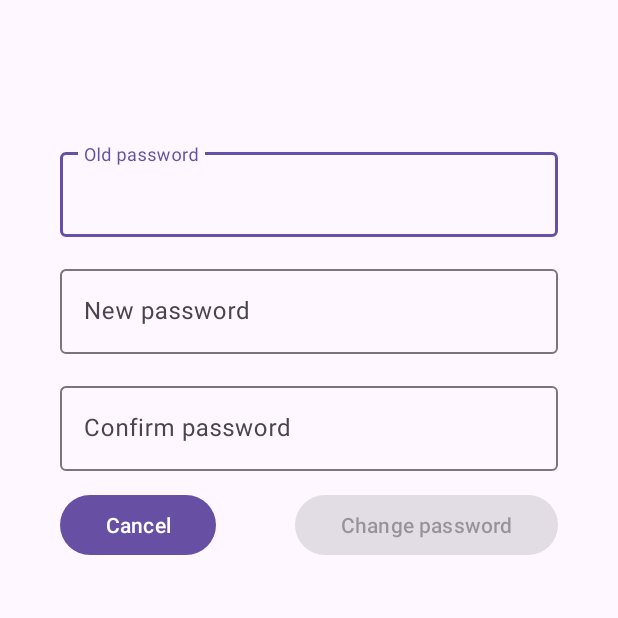
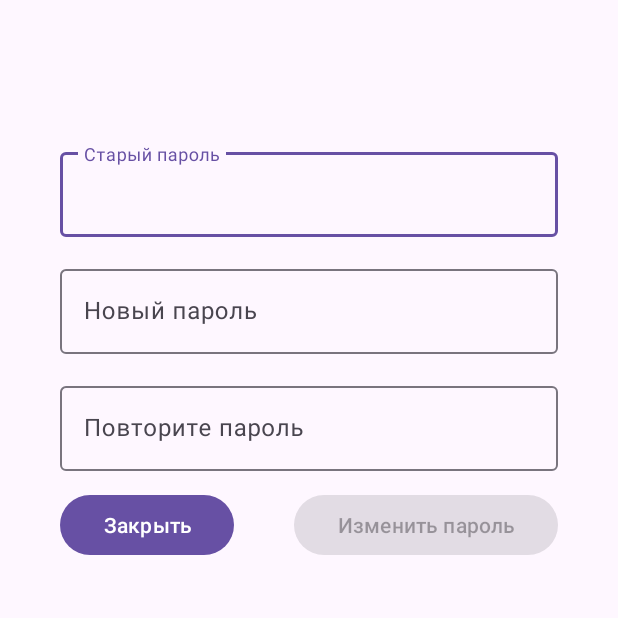
Before and after one commit to palladin4ik/zoomatch, an Android app: the EditPassActivity screen opened directly, with no data from a screen before it, on a phone screen of 412 x 824 dp, the top half of it. Run offline under Robolectric (Android 15) with nearby library versions, the phone set to English and light mode, and no system bars; our stand-ins replace Room's generated code.

Commit message:
String translation.

```diff
--- a/ZooMatch_front/app/src/main/res/layout/activity_edit_pass.xml
+++ b/ZooMatch_front/app/src/main/res/layout/activity_edit_pass.xml
@@ -29,7 +29,7 @@
         android:id="@+id/oldPassField"
         android:layout_width="match_parent"
         android:layout_height="wrap_content"
-        android:hint="Old password" />
+        android:hint="@string/old_password" />
     </com.google.android.material.textfield.TextInputLayout>
 
     <com.google.android.material.textfield.TextInputLayout
@@ -43,7 +43,7 @@
         android:id="@+id/passField"
         android:layout_width="match_parent"
         android:layout_height="wrap_content"
-        android:hint="New password" />
+        android:hint="@string/new_password" />
     </com.google.android.material.textfield.TextInputLayout>
 
     <com.google.android.material.textfield.TextInputLayout
@@ -57,7 +57,7 @@
         android:id="@+id/passConfField"
         android:layout_width="match_parent"
         android:layout_height="wrap_content"
-        android:hint="Confirm password" />
+        android:hint="@string/confirm_password" />
     </com.google.android.material.textfield.TextInputLayout>
 
     <LinearLayout
@@ -72,7 +72,7 @@
         android:layout_width="wrap_content"
         android:layout_height="wrap_content"
         android:layout_weight="1"
-        android:text="Cancel" />
+        android:text="@string/cancel" />
 
       <Space
         android:layout_width="wrap_content"
@@ -84,7 +84,7 @@
         android:layout_width="wrap_content"
         android:layout_height="wrap_content"
         android:layout_weight="1"
-        android:text="Change password" />
+        android:text="@string/change_password" />
     </LinearLayout>
 
   </LinearLayout>
--- a/ZooMatch_front/app/src/main/res/layout/profile_fragment_statistic.xml
+++ b/ZooMatch_front/app/src/main/res/layout/profile_fragment_statistic.xml
@@ -36,7 +36,7 @@
           android:id="@+id/petsProfileText"
           android:layout_width="wrap_content"
           android:layout_height="wrap_content"
-          android:text="Pets in profile"
+          android:text="@string/pets_in_profile"
           android:textColor="?android:textColorSecondary" />
 
         <TextView
@@ -69,7 +69,7 @@
           android:id="@+id/matingsProfileText"
           android:layout_width="wrap_content"
           android:layout_height="wrap_content"
-          android:text="Successful matings"
+          android:text="@string/successful_matings"
           android:textColor="?android:textColorSecondary" />
 
         <TextView
@@ -108,7 +108,7 @@
         android:id="@+id/ratingProfileText"
         android:layout_width="wrap_content"
         android:layout_height="wrap_content"
-        android:text="Rating"
+        android:text="@string/rating"
         app:layout_constraintStart_toStartOf="parent"
         app:layout_constraintTop_toTopOf="parent" />
 
--- a/ZooMatch_front/app/src/main/res/values/strings.xml
+++ b/ZooMatch_front/app/src/main/res/values/strings.xml
@@ -50,4 +50,15 @@
     <string name="invalid_name">Имя не может быть пустым</string>
     <string name="invalid_phone">Используйте формат +7XXXXXXXXXX</string>
     <string name="invalid_password2">Пароль слишком короткий или отличается</string>
+    <string name="old_password">Старый пароль</string>
+    <string name="new_password">Новый пароль</string>
+    <string name="confirm_password">Повторите пароль</string>
+    <string name="cancel">Закрыть</string>
+    <string name="change_password">Изменить пароль</string>
+    <string name="name">Имя</string>
+    <string name="location">Город</string>
+    <string name="description">Описание</string>
+    <string name="email" translatable="false">Email</string>
+    <string name="phone_number">Номер телефона</string>
+    <string name="save">Сохранить</string>
 </resources>
```
Also changed, not shown: ZooMatch_front/app/src/main/res/layout/activity_edit_profile.xml (+7 -7 lines), ZooMatch_front/app/src/main/res/layout/home_fragment_home.xml (+10 -10 lines), ZooMatch_front/app/src/main/res/layout/home_fragment_settings.xml (+10 -10 lines), 1 other file.
